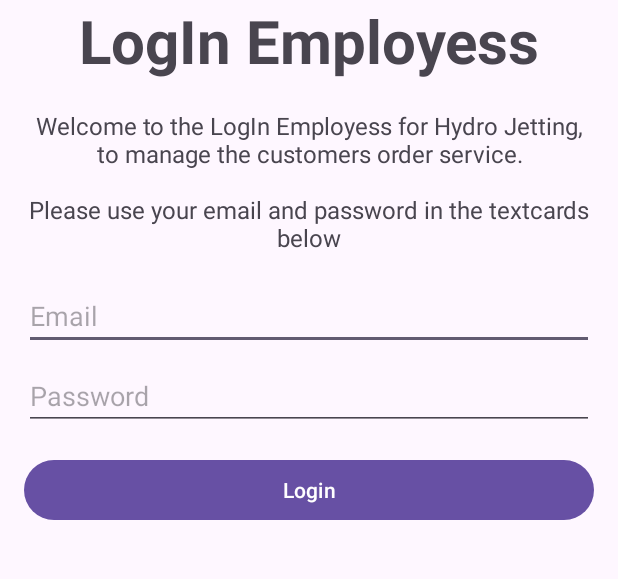
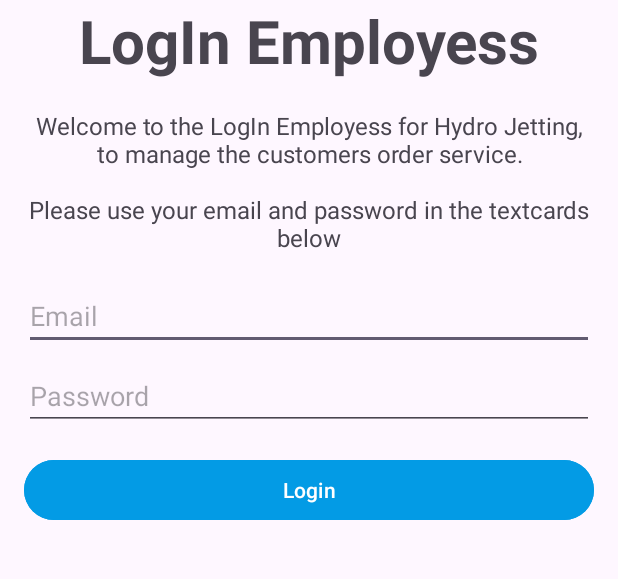
Before and after one commit to JuanNossa/APPHYDROJETTING, an Android app: the LoginActivity screen opened directly, with no data from a screen before it, on a phone screen of 412 x 824 dp, the part 174-753 px from its top. Run offline under Robolectric (Android 15) with nearby library versions, the phone set to English and light mode, and no system bars; our stand-ins replace Firebase (no records; nobody signed in at launch, a user with empty details on screens opened directly).

Commit message:
Se cambia el color del boton de Login

```diff
--- a/app/src/main/res/layout/activity_login.xml
+++ b/app/src/main/res/layout/activity_login.xml
@@ -51,6 +51,7 @@
             android:id="@+id/login_button"
             android:layout_width="match_parent"
             android:layout_height="wrap_content"
+            android:backgroundTint="@color/light_blue_600"
             android:text="Login"
             android:layout_marginTop="16dp" />
 
```
